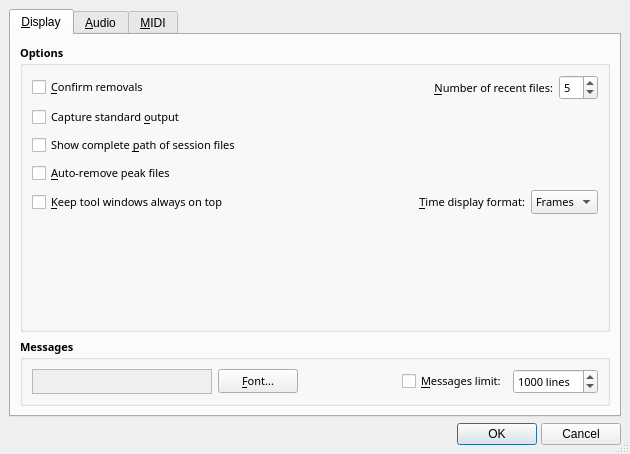
Above: src/qtractorOptionsForm.ui from rncbc/qtractor before the change. Below: the same form after it.
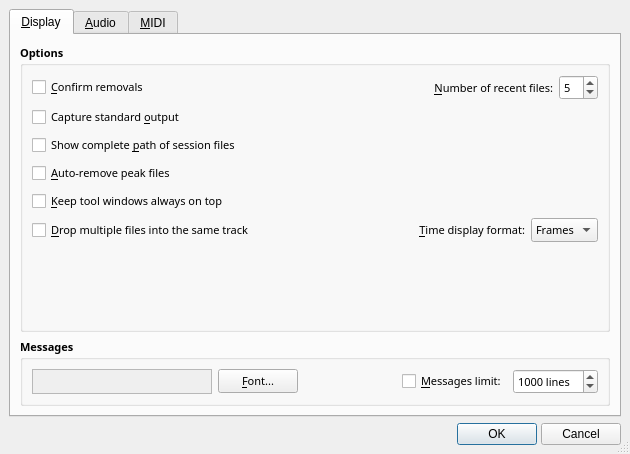
That is the form after the change. Icons and pictures are not drawn.

Commit message: - A brand new subtle option sneaks in, affecting the drag-and-drop   of the main track-view: View/Options.../Drop multiple files into   the same track, whether to drop multiple external files into new   or existing track as concatenated clips.

Patch:
```diff
--- a/src/qtractorOptionsForm.ui
+++ b/src/qtractorOptionsForm.ui
@@ -122,7 +122,7 @@
             </property>
            </widget>
           </item>
-          <item row="4" column="2" >
+          <item row="5" column="2" >
            <widget class="QLabel" name="DisplayFormatTextLabel" >
             <property name="font" >
              <font>
@@ -159,7 +159,7 @@
             </property>
            </spacer>
           </item>
-          <item row="4" column="3" colspan="2" >
+          <item row="5" column="3" colspan="2" >
            <widget class="QComboBox" name="DisplayFormatComboBox" >
             <property name="font" >
              <font>
@@ -339,7 +339,31 @@
             </property>
            </widget>
           </item>
-          <item rowspan="3" row="1" column="4" >
+          <item row="5" column="0" >
+           <widget class="QCheckBox" name="TrackViewDropSpanCheckBox" >
+            <property name="font" >
+             <font>
+              <family>Sans Serif</family>
+              <pointsize>8</pointsize>
+              <weight>50</weight>
+              <italic>false</italic>
+              <bold>false</bold>
+              <underline>false</underline>
+              <strikeout>false</strikeout>
+             </font>
+            </property>
+            <property name="toolTip" >
+             <string>Whether to try dropping multiple files into the same track</string>
+            </property>
+            <property name="text" >
+             <string>&amp;Drop multiple files into the same track</string>
+            </property>
+            <property name="shortcut" >
+             <string>Alt+D</string>
+            </property>
+           </widget>
+          </item>
+          <item rowspan="4" row="1" column="4" >
            <spacer>
             <property name="orientation" >
              <enum>Qt::Vertical</enum>
@@ -352,7 +376,7 @@
             </property>
            </spacer>
           </item>
-          <item row="5" column="0" colspan="5" >
+          <item row="6" column="0" colspan="5" >
            <spacer>
             <property name="orientation" >
              <enum>Qt::Vertical</enum>
```
Left out of the diff: 1 changed line with no effect on the pictures. The commit also changes 10 other files.
